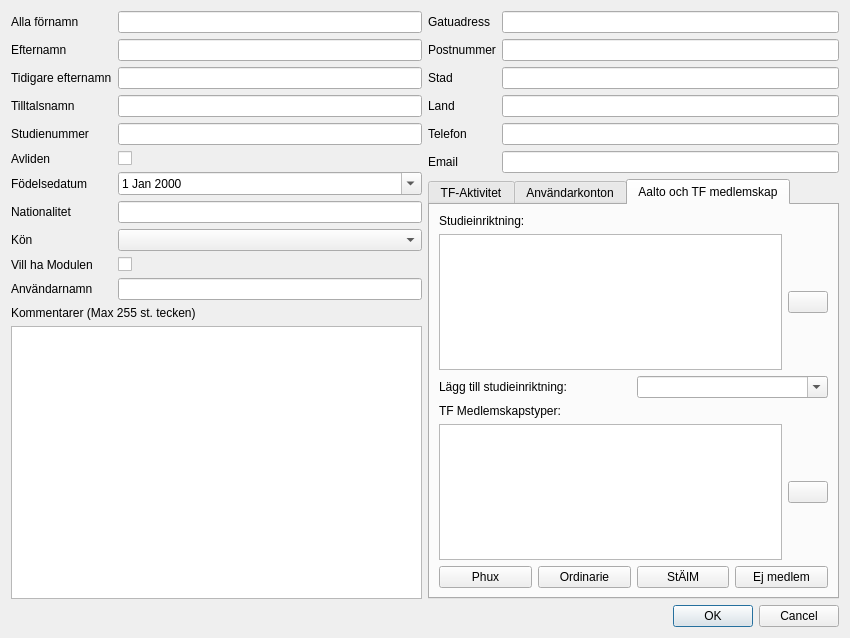
The window that ui/memberedit.ui (Teknologforeningen/svaksvat) describes before a commit, drawn with Qt 5.
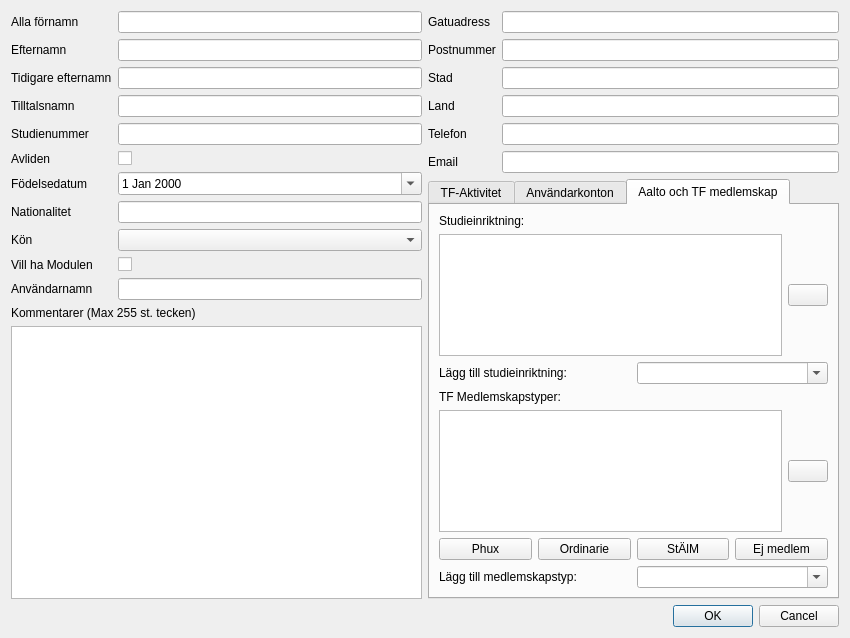
The same window after the commit. The open tabs and pages were chosen to show the change. Icons and pictures are not drawn.

Commit message: Implement TFMembership editing in MemberEdit.

The edit to the form file:
```diff
--- a/ui/memberedit.ui
+++ b/ui/memberedit.ui
@@ -591,6 +591,30 @@
              </item>
             </layout>
            </item>
+           <item>
+            <layout class="QHBoxLayout" name="horizontalLayout_9">
+             <item>
+              <widget class="QLabel" name="label_11">
+               <property name="text">
+                <string>Lägg till medlemskapstyp:</string>
+               </property>
+               <property name="buddy">
+                <cstring>group_comboBox</cstring>
+               </property>
+              </widget>
+             </item>
+             <item>
+              <widget class="QComboBox" name="membership_comboBox">
+               <property name="editable">
+                <bool>true</bool>
+               </property>
+               <property name="insertPolicy">
+                <enum>QComboBox::InsertAlphabetically</enum>
+               </property>
+              </widget>
+             </item>
+            </layout>
+           </item>
           </layout>
          </widget>
         </widget>
```
Left out of the diff: 8 changed lines with no effect on the pictures. The commit also changes 3 other files.
